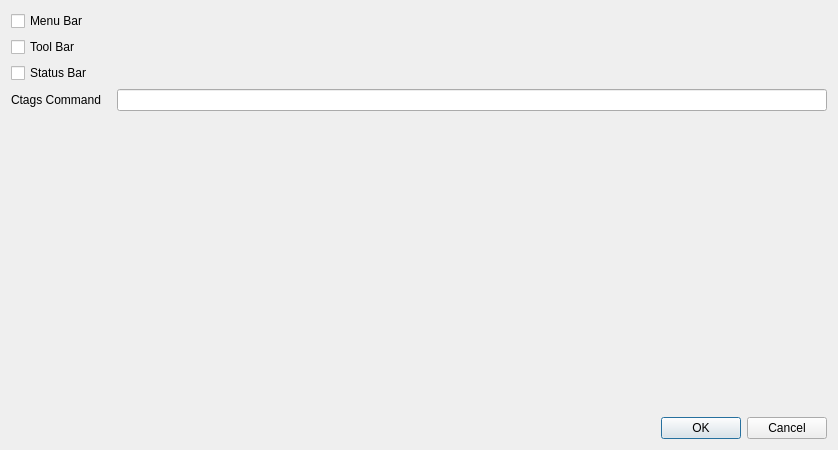
Before: the Qt Designer form src/NotepadNext/dialogs/PreferencesDialog.ui in dail8859/NotepadNext, drawn with Qt 5.
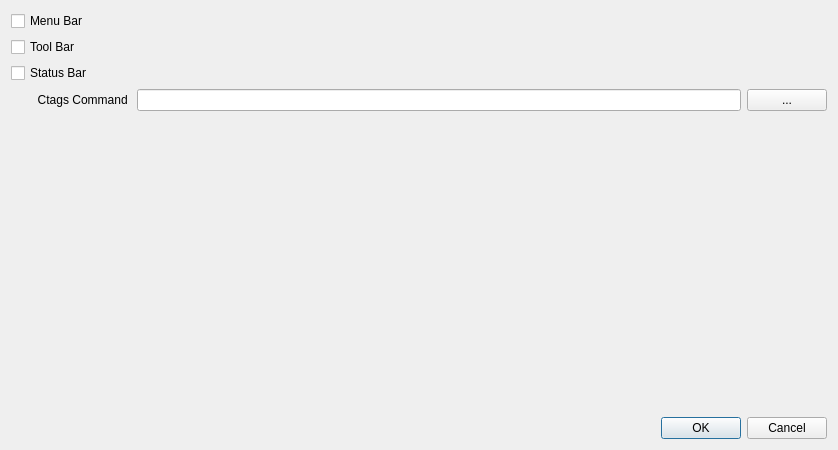
After: the same form once the commit is applied.

Commit message: update FunctionListDock: - fix build with msvc - better check on missing ctags cmd - user selection of ctags cmd via filedialog in preferences

```diff
--- a/src/NotepadNext/dialogs/PreferencesDialog.ui
+++ b/src/NotepadNext/dialogs/PreferencesDialog.ui
@@ -41,21 +41,18 @@
       <layout class="QHBoxLayout" name="horizontalLayout">
        <item>
         <widget class="QLabel" name="ctagsCmdLabel">
-         <property name="sizePolicy">
-          <sizepolicy hsizetype="Fixed" vsizetype="Preferred">
-           <horstretch>0</horstretch>
-           <verstretch>0</verstretch>
-          </sizepolicy>
-         </property>
          <property name="minimumSize">
           <size>
-           <width>100</width>
+           <width>120</width>
            <height>0</height>
           </size>
          </property>
          <property name="text">
           <string>Ctags Command </string>
          </property>
+         <property name="alignment">
+          <set>Qt::AlignRight|Qt::AlignTrailing|Qt::AlignVCenter</set>
+         </property>
         </widget>
        </item>
        <item>
@@ -74,6 +71,13 @@
          </property>
         </widget>
        </item>
+       <item>
+        <widget class="QPushButton" name="ctagsCmdButton">
+         <property name="text">
+          <string> ... </string>
+         </property>
+        </widget>
+       </item>
       </layout>
      </item>
     </layout>
```
The commit also changes 2 other files.
